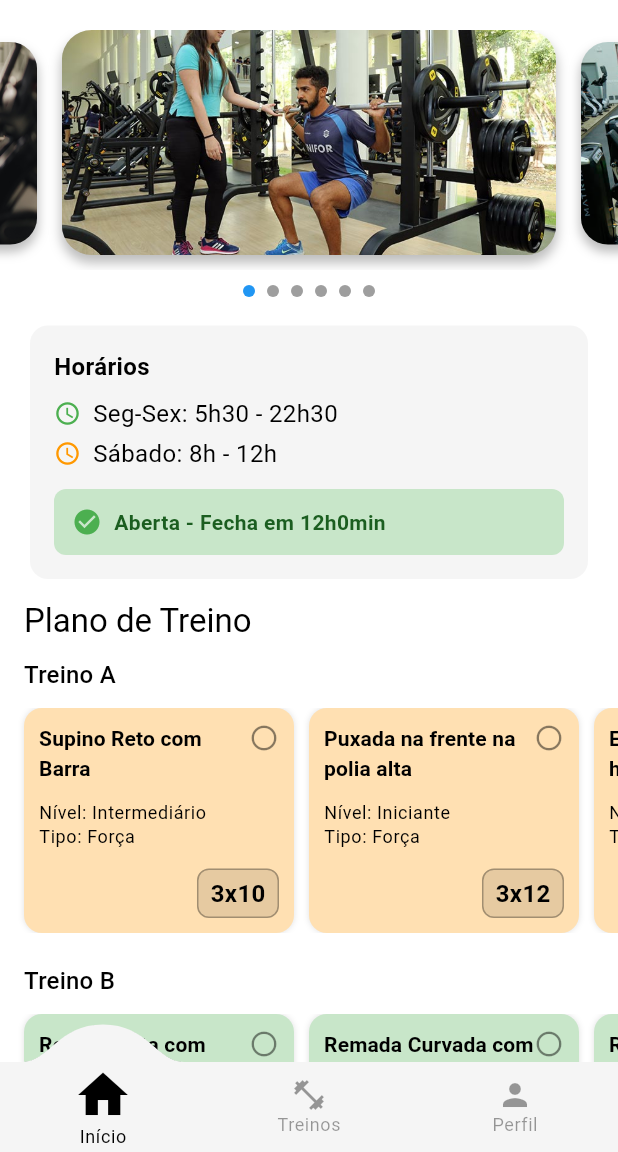
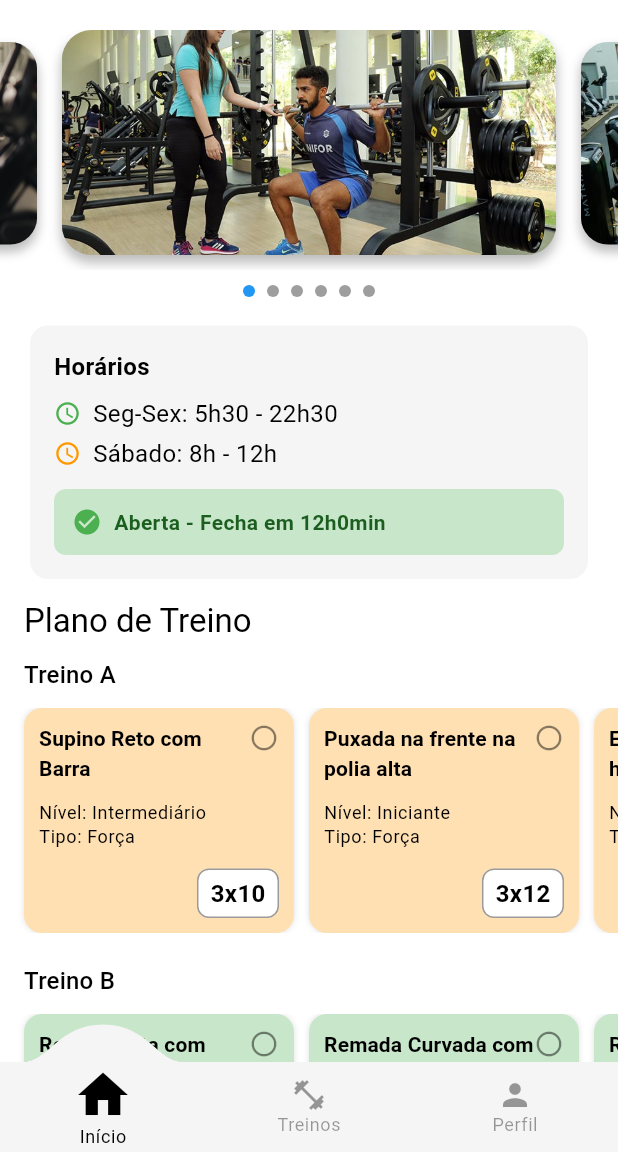
Before and after one commit to tiagostmg/academia-unifor, a Flutter app: the HomeScreen screen opened by its route, on a phone screen of 412 x 824 dp, the part 84-1236 px from its top. Run offline on Flutter 3.47's test engine with Material 3 defaults, Android fonts, the phone set to English and light mode, and no system bars; drawn by our look-alikes of card_swiper, convex_bottom_bar; our stand-ins replace animate_do, flutter_dotenv, flutter_svg, font_awesome_flutter, go_router.

Commit message:
Improve ExerciseCard styling for dark mode; adjust text and background colors based on theme

```diff
--- a/lib/widgets/workout_plan_widget.dart
+++ b/lib/widgets/workout_plan_widget.dart
@@ -166,11 +166,14 @@ class _ExerciseCardState extends State<_ExerciseCard> {
   @override
   Widget build(BuildContext context) {
     final theme = Theme.of(context);
-    final textColor =
+
+    final isDark =
         ThemeData.estimateBrightnessForColor(widget.backgroundColor) ==
-                Brightness.dark
-            ? Colors.white
-            : Colors.black;
+        Brightness.dark;
+
+    final textColor = isDark ? Colors.white : Colors.black;
+    final repsBackground = isDark ? Colors.black : Colors.white;
+    final repsTextColor = isDark ? Colors.white : Colors.black;
 
     return Container(
       width: 180,
@@ -183,6 +186,7 @@ class _ExerciseCardState extends State<_ExerciseCard> {
       child: Column(
         crossAxisAlignment: CrossAxisAlignment.start,
         children: [
+          // Título + ícone
           Row(
             crossAxisAlignment: CrossAxisAlignment.start,
             children: [
@@ -205,7 +209,7 @@ class _ExerciseCardState extends State<_ExerciseCard> {
                 },
                 child: Icon(
                   isDone ? Icons.check_circle : Icons.radio_button_unchecked,
-                  color: isDone ? Colors.green : textColor.withAlpha(120),
+                  color: isDone ? Colors.black : textColor.withAlpha(120),
                   size: 20,
                 ),
               ),
@@ -213,6 +217,7 @@ class _ExerciseCardState extends State<_ExerciseCard> {
           ),
           const SizedBox(height: 12),
 
+          // Nível e tipo
           Text(
             'Nível: ${widget.exercise.level}',
             style: theme.textTheme.bodySmall?.copyWith(
@@ -230,20 +235,21 @@ class _ExerciseCardState extends State<_ExerciseCard> {
 
           const Spacer(),
 
+          // Badge de repetições
           Row(
             children: [
               const Spacer(),
               Container(
                 padding: const EdgeInsets.symmetric(horizontal: 8, vertical: 4),
                 decoration: BoxDecoration(
-                  color: textColor.withAlpha(25),
+                  color: repsBackground,
                   borderRadius: BorderRadius.circular(8),
-                  border: Border.all(color: textColor.withAlpha(76)),
+                  border: Border.all(color: repsTextColor.withAlpha(100)),
                 ),
                 child: Text(
                   widget.exercise.reps,
                   style: TextStyle(
-                    color: textColor,
+                    color: repsTextColor,
                     fontWeight: FontWeight.bold,
                   ),
                 ),
```
